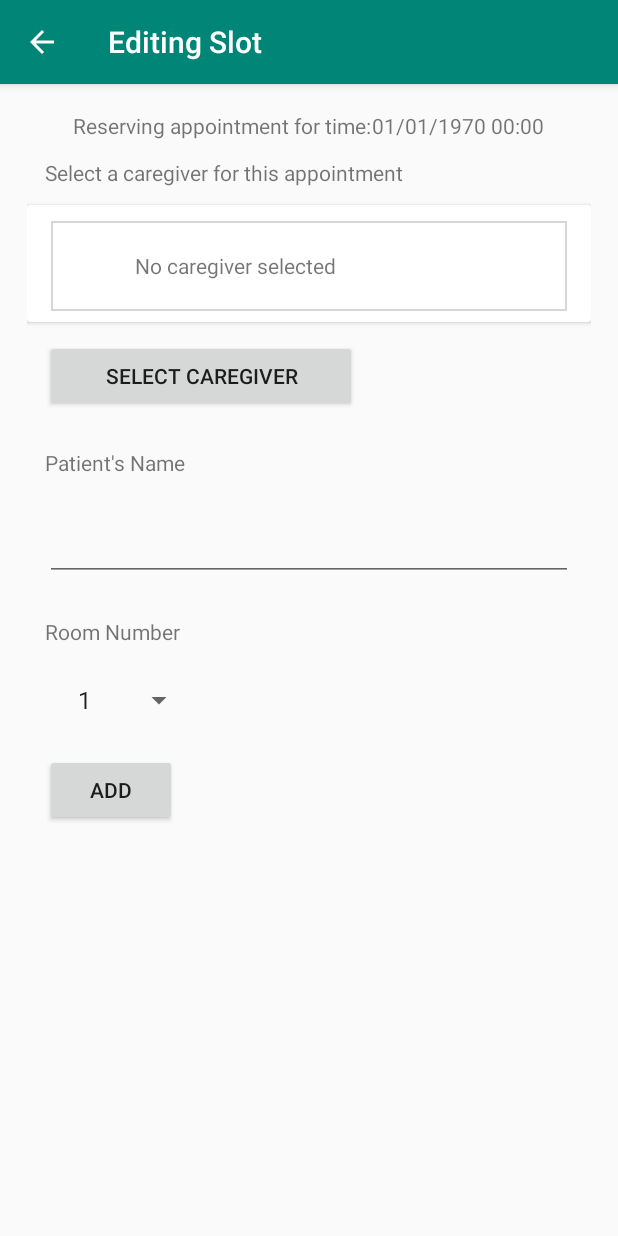
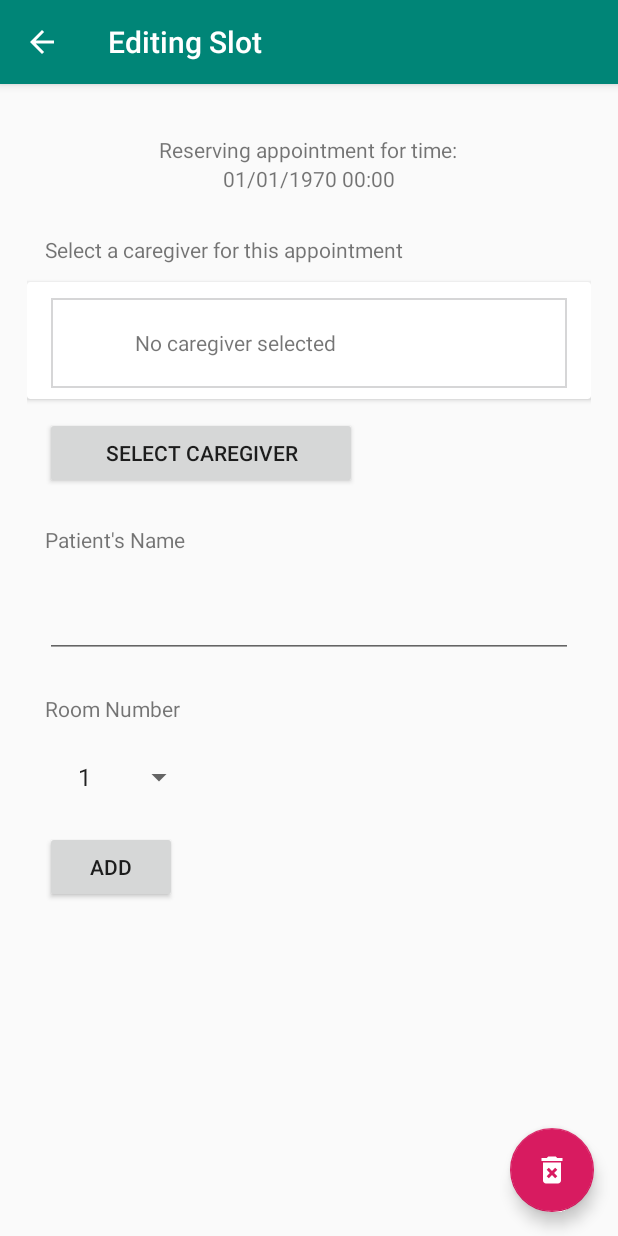
Before and after one commit to novad/Empatica-Caregiver-Calendar, an Android app: the SlotActivity screen opened directly, with no data from a screen before it, on a phone screen of 412 x 824 dp. Run offline under Robolectric (Android 15) with nearby library versions, the phone set to English and light mode, and no system bars; our stand-ins replace Room's generated code, Volley; libraries missing offline, so code that uses them is left out: jp.wasabeef.glide; network calls fail; pictures from the network do not load.

Commit message:
Edited activity_slot.

```diff
--- a/app/src/main/res/layout/activity_slot.xml
+++ b/app/src/main/res/layout/activity_slot.xml
@@ -1,8 +1,11 @@
 <?xml version="1.0" encoding="utf-8"?>
+<androidx.coordinatorlayout.widget.CoordinatorLayout xmlns:android="http://schemas.android.com/apk/res/android"
+    xmlns:tools="http://schemas.android.com/tools"
+    android:layout_width="match_parent"
+    android:layout_height="match_parent"
+    xmlns:app="http://schemas.android.com/apk/res-auto">
 
     <ScrollView
-    xmlns:android="http://schemas.android.com/apk/res/android"
-    xmlns:tools="http://schemas.android.com/tools"
         android:layout_width="fill_parent"
         android:layout_height="fill_parent">
         <android.widget.LinearLayout
@@ -18,8 +21,9 @@
             <LinearLayout
                 android:layout_width="match_parent"
                 android:layout_height="wrap_content"
-            android:orientation="horizontal"
+                android:orientation="vertical"
                 android:gravity="center"
+                android:layout_margin="16dp"
                 >
 
                 <TextView
@@ -46,18 +50,18 @@
             <androidx.cardview.widget.CardView
                 android:layout_width="match_parent"
                 android:layout_height="wrap_content"
-            android:onClick="openCareGiversActivity"
+                android:onClick="openCaregiversActivity"
                 >
                 <include layout="@layout/caregiver_details" />
             </androidx.cardview.widget.CardView>
 
             <Button
-            android:id="@+id/button"
+                android:id="@+id/selectCaregiver_button"
                 android:layout_width="208dp"
                 android:layout_height="wrap_content"
                 android:layout_margin="12dp"
                 android:text="@string/select_caregiver"
-            android:onClick="openCareGiversActivity"
+                android:onClick="openCaregiversActivity"
                 />
 
             <TextView
@@ -93,6 +97,7 @@
                 />
 
             <Button
+                android:id="@+id/saveAppointment_Button"
                 android:layout_height="wrap_content"
                 android:layout_width="wrap_content"
                 android:text="@string/add"
@@ -102,3 +107,13 @@
                 />
         </android.widget.LinearLayout>
     </ScrollView>
+
+    <com.google.android.material.floatingactionbutton.FloatingActionButton
+        android:id="@+id/delete_fab"
+        android:layout_width="wrap_content"
+        android:layout_height="wrap_content"
+        android:layout_gravity="bottom|end"
+        android:layout_margin="@dimen/fab_margin"
+        android:onClick="onDeleteAppointment"
+        app:srcCompat="@drawable/ic_delete_forever_white_24dp" />
+</androidx.coordinatorlayout.widget.CoordinatorLayout>
```
Lines whose indentation alone changed are shown as unchanged.
